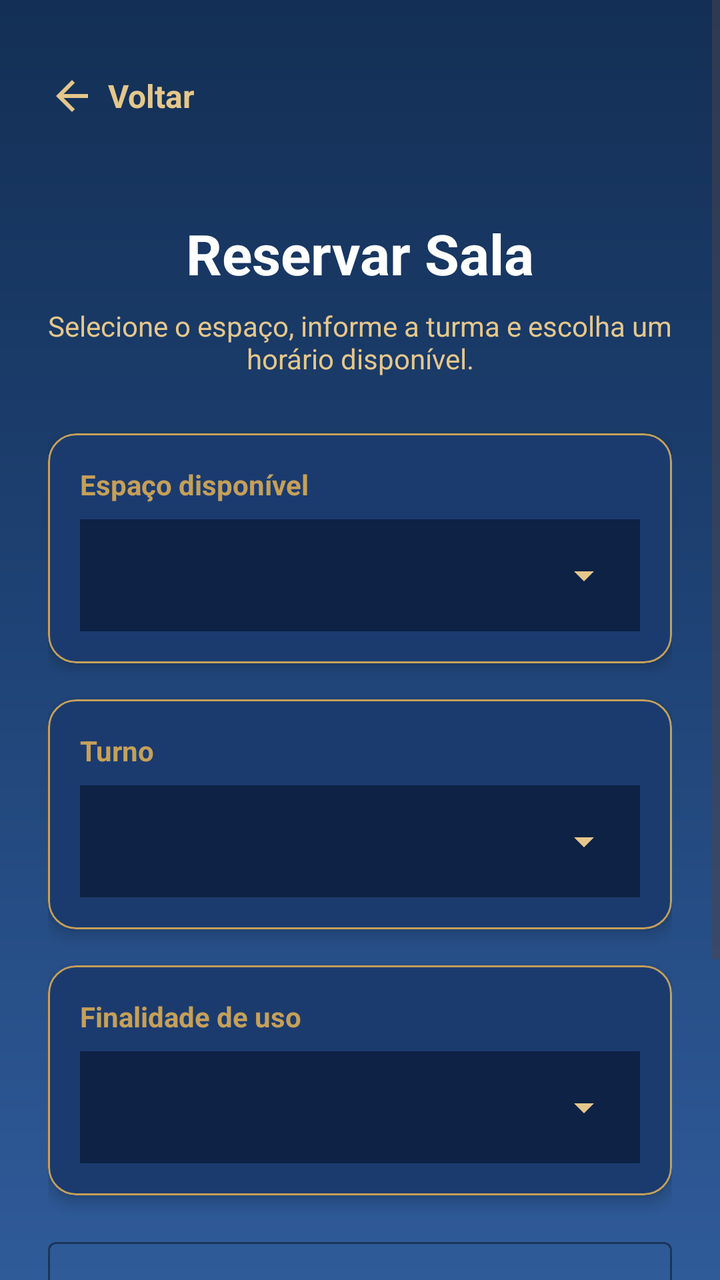
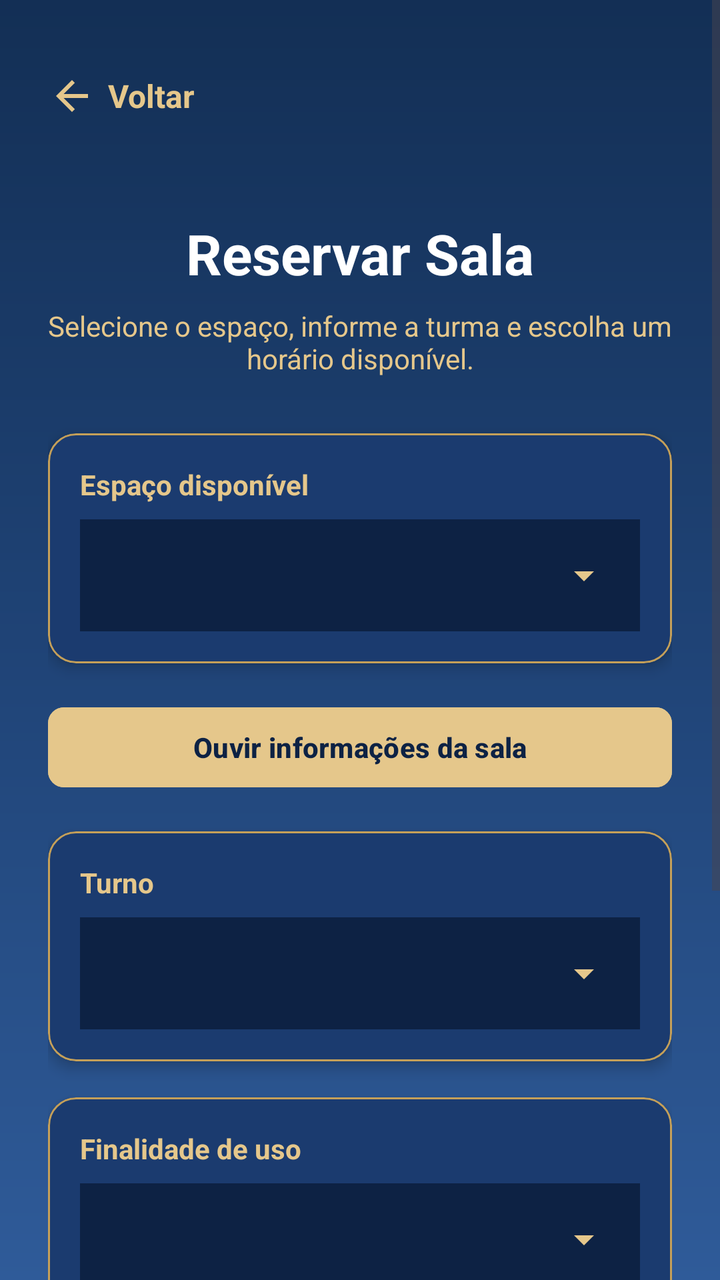

An Android layout rendered at two revisions. The XML below is the earlier revision; the diff shows what the commit changed to produce the second picture.
<!-- AndroidManifest.xml: application theme Theme.Agend -->
<!-- res/layout/activity_reservar_sala.xml -->
<?xml version="1.0" encoding="utf-8"?>
<ScrollView
    xmlns:android="http://schemas.android.com/apk/res/android"
    xmlns:app="http://schemas.android.com/apk/res-auto"
    android:layout_width="match_parent"
    android:layout_height="match_parent"
    android:background="@drawable/bg_yarooms_gradient"
    android:fillViewport="true">

    <LinearLayout
        android:layout_width="match_parent"
        android:layout_height="wrap_content"
        android:orientation="vertical"
        android:padding="24dp">

        <include layout="@layout/include_botao_voltar_topo" />

        <TextView
            android:layout_width="match_parent"
            android:layout_height="wrap_content"
            android:text="Reservar Sala"
            android:textColor="@color/white"
            android:textSize="28sp"
            android:textStyle="bold"
            android:gravity="center"
            android:layout_marginTop="24dp" />

        <TextView
            android:layout_width="match_parent"
            android:layout_height="wrap_content"
            android:text="Selecione o espaço, informe a turma e escolha um horário disponível."
            android:textColor="@color/yarooms_gold_light"
            android:textSize="14sp"
            android:gravity="center"
            android:layout_marginTop="8dp"
            android:layout_marginBottom="28dp" />

        
        <com.google.android.material.card.MaterialCardView
            android:layout_width="match_parent"
            android:layout_height="wrap_content"
            app:cardBackgroundColor="@color/yarooms_blue_light"
            app:cardCornerRadius="14dp"
            app:cardElevation="4dp"
            app:strokeColor="@color/yarooms_gold"
            app:strokeWidth="1dp"
            android:layout_marginBottom="18dp">

            <LinearLayout
                android:layout_width="match_parent"
                android:layout_height="wrap_content"
                android:orientation="vertical"
                android:padding="16dp">

                <TextView
                    android:layout_width="match_parent"
                    android:layout_height="wrap_content"
                    android:text="Espaço disponível"
                    android:textColor="@color/yarooms_gold"
                    android:textStyle="bold"
                    android:textSize="14sp"
                    android:layout_marginBottom="8dp" />

                <FrameLayout
                    android:layout_width="match_parent"
                    android:layout_height="56dp"
                    android:background="@color/yarooms_blue_dark">

                    <Spinner
                        android:id="@+id/spinnerSalas"
                        android:layout_width="match_parent"
                        android:layout_height="match_parent"
                        android:paddingStart="0dp"
                        android:paddingEnd="48dp"
                        android:background="@android:color/transparent"
                        android:popupBackground="@color/yarooms_blue_light" />

                    <ImageView
                        android:layout_width="24dp"
                        android:layout_height="24dp"
                        android:src="@drawable/ic_arrow_down"
                        android:layout_gravity="end|center_vertical"
                        android:layout_marginEnd="16dp" />

                </FrameLayout>

            </LinearLayout>
        </com.google.android.material.card.MaterialCardView>

        
        <com.google.android.material.card.MaterialCardView
            android:layout_width="match_parent"
            android:layout_height="wrap_content"
            app:cardBackgroundColor="@color/yarooms_blue_light"
            app:cardCornerRadius="14dp"
            app:cardElevation="4dp"
            app:strokeColor="@color/yarooms_gold"
            app:strokeWidth="1dp"
            android:layout_marginBottom="18dp">

            <LinearLayout
                android:layout_width="match_parent"
                android:layout_height="wrap_content"
                android:orientation="vertical"
                android:padding="16dp">

                <TextView
                    android:layout_width="match_parent"
                    android:layout_height="wrap_content"
                    android:text="Turno"
                    android:textColor="@color/yarooms_gold"
                    android:textStyle="bold"
                    android:textSize="14sp"
                    android:layout_marginBottom="8dp" />

                <FrameLayout
                    android:layout_width="match_parent"
                    android:layout_height="56dp"
                    android:background="@color/yarooms_blue_dark">

                    <Spinner
                        android:id="@+id/spinnerTurnoReserva"
                        android:layout_width="match_parent"
                        android:layout_height="match_parent"
                        android:paddingStart="0dp"
                        android:paddingEnd="48dp"
                        android:background="@android:color/transparent"
                        android:popupBackground="@color/yarooms_blue_light" />

                    <ImageView
                        android:layout_width="24dp"
                        android:layout_height="24dp"
                        android:src="@drawable/ic_arrow_down"
                        android:layout_gravity="end|center_vertical"
                        android:layout_marginEnd="16dp" />

                </FrameLayout>

            </LinearLayout>
        </com.google.android.material.card.MaterialCardView>

        
        <com.google.android.material.card.MaterialCardView
            android:layout_width="match_parent"
            android:layout_height="wrap_content"
            app:cardBackgroundColor="@color/yarooms_blue_light"
            app:cardCornerRadius="14dp"
            app:cardElevation="4dp"
            app:strokeColor="@color/yarooms_gold"
            app:strokeWidth="1dp"
            android:layout_marginBottom="18dp">

            <LinearLayout
                android:layout_width="match_parent"
                android:layout_height="wrap_content"
                android:orientation="vertical"
                android:padding="16dp">

                <TextView
                    android:layout_width="match_parent"
                    android:layout_height="wrap_content"
                    android:text="Finalidade de uso"
                    android:textColor="@color/yarooms_gold"
                    android:textStyle="bold"
                    android:textSize="14sp"
                    android:layout_marginBottom="8dp" />

                <FrameLayout
                    android:layout_width="match_parent"
                    android:layout_height="56dp"
                    android:background="@color/yarooms_blue_dark">

                    <Spinner
                        android:id="@+id/spinnerOpcoesUso"
                        android:layout_width="match_parent"
                        android:layout_height="match_parent"
                        android:paddingStart="0dp"
                        android:paddingEnd="48dp"
                        android:background="@android:color/transparent"
                        android:popupBackground="@color/yarooms_blue_light" />

                    <ImageView
                        android:layout_width="24dp"
                        android:layout_height="24dp"
                        android:src="@drawable/ic_arrow_down"
                        android:layout_gravity="end|center_vertical"
                        android:layout_marginEnd="16dp" />

                </FrameLayout>

            </LinearLayout>
        </com.google.android.material.card.MaterialCardView>

        
        <com.google.android.material.textfield.TextInputLayout
            android:id="@+id/layoutDataReserva"
            android:layout_width="match_parent"
            android:layout_height="wrap_content"
            android:hint="Data da reserva"
            app:boxBackgroundMode="outline"
            app:boxStrokeColor="@color/yarooms_gold"
            app:hintTextColor="@color/yarooms_gold_light"
            android:layout_marginBottom="18dp">

            <com.google.android.material.textfield.TextInputEditText
                android:id="@+id/editDataReserva"
                android:layout_width="match_parent"
                android:layout_height="wrap_content"
                android:focusable="false"
                android:clickable="true"
                android:inputType="none"
                android:textColor="@color/white"
                android:textColorHint="@color/yarooms_gold_light"
                android:hint="" />
        </com.google.android.material.textfield.TextInputLayout>

        
        <com.google.android.material.textfield.TextInputLayout
            android:id="@+id/layoutTurmaReserva"
            android:layout_width="match_parent"
            android:layout_height="wrap_content"
            android:hint="Turma que usará o espaço"
            app:boxBackgroundMode="outline"
            app:boxStrokeColor="@color/yarooms_gold"
            app:hintTextColor="@color/yarooms_gold_light"
            android:layout_marginBottom="18dp">

            <com.google.android.material.textfield.TextInputEditText
                android:id="@+id/editTurmaReserva"
                android:layout_width="match_parent"
                android:layout_height="wrap_content"
                android:inputType="text"
                android:maxLines="1"
                android:textColor="@color/white"
                android:textColorHint="@color/yarooms_gold_light"
                android:hint="" />
        </com.google.android.material.textfield.TextInputLayout>

        <com.google.android.material.button.MaterialButton
            android:id="@+id/botaoConsultarDisponibilidade"
            android:layout_width="match_parent"
            android:layout_height="52dp"
            android:text="Atualizar disponibilidade"
            android:textAllCaps="false"
            android:textStyle="bold"
            android:textColor="@color/yarooms_blue_dark"
            android:backgroundTint="@color/yarooms_gold"
            app:cornerRadius="8dp"
            android:layout_marginTop="4dp" />

        <TextView
            android:id="@+id/textoErroReserva"
            android:layout_width="match_parent"
            android:layout_height="wrap_content"
            android:textColor="#FF8080"
            android:textSize="14sp"
            android:visibility="gone"
            android:layout_marginTop="16dp" />

        <TextView
            android:id="@+id/textoTituloHorarios"
            android:layout_width="match_parent"
            android:layout_height="wrap_content"
            android:text="Horários disponíveis"
            android:textColor="@color/white"
            android:textStyle="bold"
            android:textSize="18sp"
            android:visibility="gone"
            android:layout_marginTop="28dp"
            android:layout_marginBottom="12dp" />

        <ListView
            android:id="@+id/listaHorariosDisponiveis"
            android:layout_width="match_parent"
            android:layout_height="420dp"
            android:background="@android:color/transparent"
            android:divider="@android:color/transparent"
            android:dividerHeight="12dp"
            android:padding="4dp"
            android:clipToPadding="false"
            android:scrollbarStyle="insideInset"
            android:visibility="gone" />

    </LinearLayout>
</ScrollView>
<!-- res/layout/include_botao_voltar_topo.xml (included above) -->
<?xml version="1.0" encoding="utf-8"?>
<LinearLayout xmlns:android="http://schemas.android.com/apk/res/android"
    android:id="@+id/layoutVoltarTopo"
    android:layout_width="wrap_content"
    android:layout_height="48dp"
    android:orientation="horizontal"
    android:gravity="center_vertical"
    android:clickable="true"
    android:focusable="true"
    android:paddingStart="0dp"
    android:paddingEnd="12dp"
    android:layout_marginBottom="12dp">

    <ImageView
        android:layout_width="24dp"
        android:layout_height="24dp"
        android:src="@drawable/ic_arrow_back_yarooms"
        android:layout_marginEnd="6dp" />

    <TextView
        android:id="@+id/textoVoltarTopo"
        android:layout_width="wrap_content"
        android:layout_height="wrap_content"
        android:text="Voltar"
        android:textColor="@color/yarooms_gold_light"
        android:textSize="16sp"
        android:textStyle="bold" />

</LinearLayout>
<!-- resources referenced by this layout -->
<resources>
  <color name="white">#FFFFFF</color>
  <color name="yarooms_blue_dark">#0D2244</color>
  <color name="yarooms_blue_light">#1B3B6F</color>
  <color name="yarooms_gold">#C5A059</color>
  <color name="yarooms_gold_light">#E5C78B</color>
  <!-- drawable bg_yarooms_gradient (drawable) -->
  <?xml version="1.0" encoding="utf-8"?>
  <shape xmlns:android="http://schemas.android.com/apk/res/android">
  
      
      <gradient
          android:angle="270"
          android:startColor="#132F55"
          android:centerColor="#1F4376"
          android:endColor="#2F5B99"
          android:type="linear" />
  
  </shape>
  <!-- drawable ic_arrow_back_yarooms (drawable) -->
  <vector xmlns:android="http://schemas.android.com/apk/res/android"
      android:width="24dp"
      android:height="24dp"
      android:viewportWidth="24"
      android:viewportHeight="24">
  
      <path
          android:fillColor="@color/yarooms_gold_light"
          android:pathData="M20,11H7.83l5.59,-5.59L12,4l-8,8l8,8l1.42,-1.41L7.83,13H20z" />
  </vector>
  <!-- drawable ic_arrow_down (drawable) -->
  <vector xmlns:android="http://schemas.android.com/apk/res/android"
      android:width="24dp"
      android:height="24dp"
      android:viewportWidth="24"
      android:viewportHeight="24">
  
      <path
          android:fillColor="#E5C78B"
          android:pathData="M7,10l5,5l5,-5z" />
  </vector>
  <style name="Theme.Agend" parent="Base.Theme.Agend" />
  <style name="Base.Theme.Agend" parent="Theme.Material3.DayNight.NoActionBar">
          <item name="android:forceDarkAllowed" tools:targetApi="q">false</item>
          
          <item name="colorError">@color/yarooms_error</item>
      </style>
  <color name="yarooms_error">#FF5252</color>
</resources>

<!-- the commit's change to res/layout/activity_reservar_sala.xml (unified diff, before → after) -->
@@ -16,6 +16,7 @@
         <include layout="@layout/include_botao_voltar_topo" />
 
         <TextView
+            android:id="@+id/textoTituloReserva"
             android:layout_width="match_parent"
             android:layout_height="wrap_content"
             android:text="Reservar Sala"
@@ -53,10 +54,12 @@
                 android:padding="16dp">
 
                 <TextView
+                    android:id="@+id/rotuloSala"
+                    android:labelFor="@+id/spinnerSalas"
+                    android:textColor="@color/yarooms_gold_light"
                     android:layout_width="match_parent"
                     android:layout_height="wrap_content"
                     android:text="Espaço disponível"
-                    android:textColor="@color/yarooms_gold"
                     android:textStyle="bold"
                     android:textSize="14sp"
                     android:layout_marginBottom="8dp" />
@@ -80,12 +83,25 @@
                         android:layout_height="24dp"
                         android:src="@drawable/ic_arrow_down"
                         android:layout_gravity="end|center_vertical"
+                        android:importantForAccessibility="no"
                         android:layout_marginEnd="16dp" />
 
                 </FrameLayout>
 
             </LinearLayout>
         </com.google.android.material.card.MaterialCardView>
+
+        <com.google.android.material.button.MaterialButton
+            android:id="@+id/botaoOuvirSala"
+            android:layout_width="match_parent"
+            android:layout_height="48dp"
+            android:text="Ouvir informações da sala"
+            android:textAllCaps="false"
+            android:textStyle="bold"
+            android:textColor="@color/yarooms_blue_dark"
+            android:backgroundTint="@color/yarooms_gold_light"
+            app:cornerRadius="8dp"
+            android:layout_marginBottom="18dp" />
 
         
         <com.google.android.material.card.MaterialCardView
@@ -105,10 +121,12 @@
                 android:padding="16dp">
 
                 <TextView
+                    android:id="@+id/rotuloTurno"
+                    android:labelFor="@+id/spinnerTurnoReserva"
+                    android:textColor="@color/yarooms_gold_light"
                     android:layout_width="match_parent"
                     android:layout_height="wrap_content"
                     android:text="Turno"
-                    android:textColor="@color/yarooms_gold"
                     android:textStyle="bold"
                     android:textSize="14sp"
                     android:layout_marginBottom="8dp" />
@@ -132,6 +150,7 @@
                         android:layout_height="24dp"
                         android:src="@drawable/ic_arrow_down"
                         android:layout_gravity="end|center_vertical"
+                        android:importantForAccessibility="no"
                         android:layout_marginEnd="16dp" />
 
                 </FrameLayout>
@@ -157,10 +176,12 @@
                 android:padding="16dp">
 
                 <TextView
+                    android:id="@+id/rotuloFinalidade"
+                    android:labelFor="@+id/spinnerOpcoesUso"
+                    android:textColor="@color/yarooms_gold_light"
                     android:layout_width="match_parent"
                     android:layout_height="wrap_content"
                     android:text="Finalidade de uso"
-                    android:textColor="@color/yarooms_gold"
                     android:textStyle="bold"
                     android:textSize="14sp"
                     android:layout_marginBottom="8dp" />
@@ -184,6 +205,7 @@
                         android:layout_height="24dp"
                         android:src="@drawable/ic_arrow_down"
                         android:layout_gravity="end|center_vertical"
+                        android:importantForAccessibility="no"
                         android:layout_marginEnd="16dp" />
 
                 </FrameLayout>
@@ -301,6 +323,7 @@
         android:layout_width="24dp"
         android:layout_height="24dp"
         android:src="@drawable/ic_arrow_back_yarooms"
+        android:importantForAccessibility="no"
         android:layout_marginEnd="6dp" />
 
     <TextView
